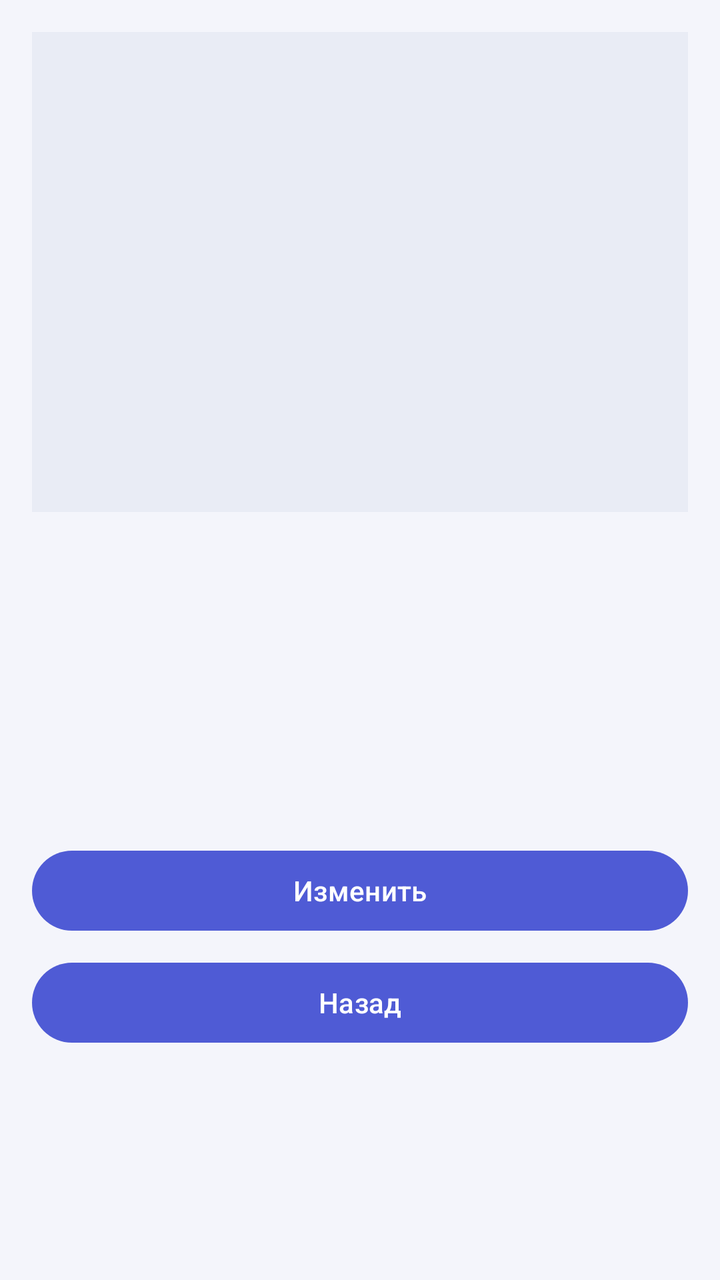
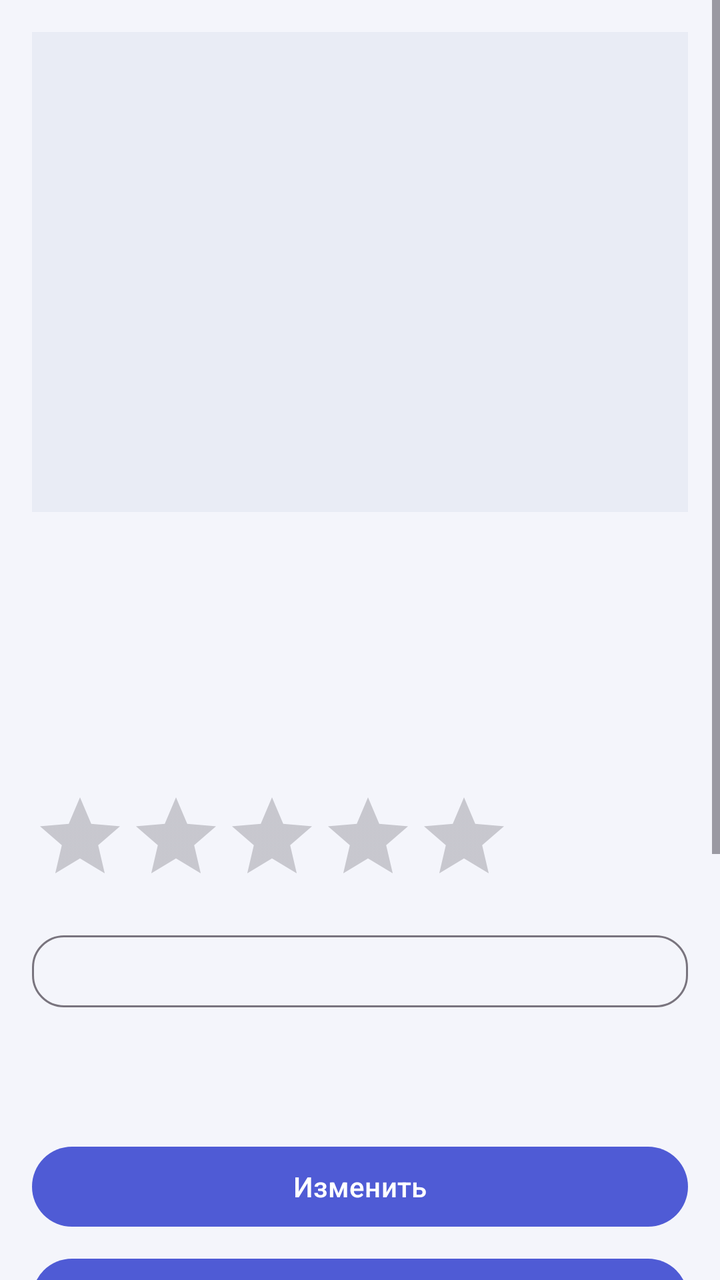

Two renders of the same Android screen: before a commit and after it. Below are the layout's source before the change and the commit's diff.
<!-- AndroidManifest.xml: application theme Theme.RecipesApp -->
<!-- res/layout/activity_recipe_detail.xml -->
<?xml version="1.0" encoding="utf-8"?>
<ScrollView
    xmlns:android="http://schemas.android.com/apk/res/android"
    android:layout_width="match_parent"
    android:layout_height="match_parent"
    android:fillViewport="true">

    <LinearLayout
        android:layout_width="match_parent"
        android:layout_height="wrap_content"
        android:orientation="vertical"
        android:padding="@dimen/spacing_large">

        
        <ImageView
            android:id="@+id/detailImage"
            android:layout_width="match_parent"
            android:layout_height="@dimen/image_detail_height"
            android:background="?attr/colorSurfaceVariant"
            android:scaleType="centerCrop" />

        <TextView
            android:id="@+id/detailTitle"
            android:layout_width="match_parent"
            android:layout_height="wrap_content"
            android:layout_marginTop="@dimen/spacing_large"
            android:textSize="@dimen/text_title_big"
            android:textStyle="bold" />

        <TextView
            android:id="@+id/detailCategory"
            android:layout_width="wrap_content"
            android:layout_height="wrap_content"
            android:layout_marginTop="@dimen/spacing_small"
            android:textSize="@dimen/text_body" />

        <TextView
            android:id="@+id/detailTime"
            android:layout_width="wrap_content"
            android:layout_height="wrap_content"
            android:layout_marginTop="@dimen/spacing_xsmall"
            android:textSize="@dimen/text_body" />

        
        <TextView
            android:id="@+id/detailDescription"
            android:layout_width="match_parent"
            android:layout_height="wrap_content"
            android:layout_marginTop="@dimen/spacing_large"
            android:textSize="@dimen/text_body" />

        <Button
            android:id="@+id/editButton"
            android:layout_width="match_parent"
            android:layout_height="wrap_content"
            android:layout_marginTop="@dimen/spacing_xxlarge"
            android:minHeight="@dimen/button_min_height"
            android:text="@string/edit_recipe" />

        <Button
            android:id="@+id/backButton"
            android:layout_width="match_parent"
            android:layout_height="wrap_content"
            android:layout_marginTop="@dimen/spacing_small"
            android:minHeight="@dimen/button_min_height"
            android:text="@string/back" />

    </LinearLayout>
</ScrollView>
<!-- resources referenced by this layout -->
<resources>
  <dimen name="button_min_height">48dp</dimen>
  <dimen name="image_detail_height">240dp</dimen>
  <dimen name="spacing_large">16dp</dimen>
  <dimen name="spacing_small">8dp</dimen>
  <dimen name="spacing_xsmall">4dp</dimen>
  <dimen name="spacing_xxlarge">24dp</dimen>
  <dimen name="text_body">16sp</dimen>
  <dimen name="text_title_big">24sp</dimen>
  <string name="back">Назад</string>
  <string name="edit_recipe">Изменить</string>
  <style name="Theme.RecipesApp" parent="Theme.Material3.Light.NoActionBar">
          <item name="colorPrimary">@color/primary</item>
          <item name="colorOnPrimary">@color/on_primary</item>
          <item name="colorSurface">@color/surface</item>
          <item name="colorOnSurface">@color/text_primary</item>
          <item name="colorSurfaceVariant">@color/surface_variant</item>
          <item name="colorOnSurfaceVariant">@color/text_secondary</item>
          <item name="colorSecondaryContainer">@color/primary_container</item>
          <item name="colorOnSecondaryContainer">@color/on_primary_container</item>
          <item name="colorOutlineVariant">@color/outline</item>
          <item name="colorError">@color/error</item>
          <item name="android:windowBackground">@color/background</item>
      </style>
  <color name="primary">#4F5BD5</color>
  <color name="on_primary">#FFFFFF</color>
  <color name="surface">#FFFFFF</color>
  <color name="text_primary">#161A2B</color>
  <color name="surface_variant">#E9ECF5</color>
  <color name="text_secondary">#5F6578</color>
  <color name="primary_container">#E1E4FF</color>
  <color name="on_primary_container">#2A3190</color>
  <color name="outline">#E2E6F0</color>
  <color name="error">#C62828</color>
  <color name="background">#F4F5FB</color>
</resources>

<!-- the commit's change to res/layout/activity_recipe_detail.xml (unified diff, before → after) -->
@@ -1,6 +1,7 @@
 <?xml version="1.0" encoding="utf-8"?>
 <ScrollView
     xmlns:android="http://schemas.android.com/apk/res/android"
+    xmlns:app="http://schemas.android.com/apk/res-auto"
     android:layout_width="match_parent"
     android:layout_height="match_parent"
     android:fillViewport="true">
@@ -41,7 +42,47 @@
             android:layout_marginTop="@dimen/spacing_xsmall"
             android:textSize="@dimen/text_body" />
 
+        <TextView
+            android:id="@+id/detailAuthor"
+            android:layout_width="wrap_content"
+            android:layout_height="wrap_content"
+            android:layout_marginTop="@dimen/spacing_xsmall"
+            android:textColor="?attr/colorOnSurfaceVariant"
+            android:textSize="@dimen/text_small" />
+
         
+        <LinearLayout
+            android:layout_width="match_parent"
+            android:layout_height="wrap_content"
+            android:layout_marginTop="@dimen/spacing_medium"
+            android:gravity="center_vertical"
+            android:orientation="horizontal">
+
+            <RatingBar
+                android:id="@+id/ratingBar"
+                android:layout_width="wrap_content"
+                android:layout_height="wrap_content"
+                android:numStars="5"
+                android:stepSize="1" />
+
+            <TextView
+                android:id="@+id/ratingSummary"
+                android:layout_width="wrap_content"
+                android:layout_height="wrap_content"
+                android:layout_marginStart="@dimen/spacing_small"
+                android:textSize="@dimen/text_small" />
+        </LinearLayout>
+
+        
+        <com.google.android.material.button.MaterialButton
+            android:id="@+id/favoriteButton"
+            style="@style/Widget.Material3.Button.OutlinedButton"
+            android:layout_width="match_parent"
+            android:layout_height="wrap_content"
+            android:layout_marginTop="@dimen/spacing_medium"
+            android:minHeight="@dimen/button_min_height_sm"
+            app:cornerRadius="@dimen/card_corner_radius" />
+
         <TextView
             android:id="@+id/detailDescription"
             android:layout_width="match_parent"
@@ -65,5 +106,63 @@
             android:minHeight="@dimen/button_min_height"
             android:text="@string/back" />
 
+        
+        <TextView
+            android:layout_width="wrap_content"
+            android:layout_height="wrap_content"
+            android:layout_marginTop="@dimen/spacing_xxlarge"
+            android:text="@string/comments_title"
+            android:textSize="@dimen/text_subtitle"
+            android:textStyle="bold" />
+
+        <LinearLayout
+            android:id="@+id/commentsContainer"
+            android:layout_width="match_parent"
+            android:layout_height="wrap_content"
+            android:layout_marginTop="@dimen/spacing_small"
+            android:orientation="vertical" />
+
+        <EditText
+            android:id="@+id/commentInput"
+            android:layout_width="match_parent"
+            android:layout_height="wrap_content"
+            android:layout_marginTop="@dimen/spacing_medium"
+            android:hint="@string/comment_hint"
+            android:inputType="textMultiLine"
+            android:autofillHints="none" />
+
+        <Button
+            android:id="@+id/sendCommentButton"
+            android:layout_width="match_parent"
+            android:layout_height="wrap_content"
+            android:layout_marginTop="@dimen/spacing_small"
+            android:minHeight="@dimen/button_min_height"
+            android:text="@string/send_comment" />
+
+        
+        <TextView
+            android:layout_width="wrap_content"
+            android:layout_height="wrap_content"
+            android:layout_marginTop="@dimen/spacing_xxlarge"
+            android:text="@string/recommend_title"
+            android:textSize="@dimen/text_subtitle"
+            android:textStyle="bold" />
+
+        <Button
+            android:id="@+id/refreshRecommendButton"
+            style="@style/Widget.Material3.Button.TextButton"
+            android:layout_width="wrap_content"
+            android:layout_height="wrap_content"
+            android:layout_marginTop="@dimen/spacing_xsmall"
+            android:minHeight="@dimen/button_min_height_sm"
+            android:text="@string/recommend_refresh" />
+
+        <LinearLayout
+            android:id="@+id/recommendContainer"
+            android:layout_width="match_parent"
+            android:layout_height="wrap_content"
+            android:layout_marginTop="@dimen/spacing_small"
+            android:orientation="vertical" />
+
     </LinearLayout>
 </ScrollView>
<!-- resource entries referenced after the edit -->
@@ -1,15 +1,25 @@
 <!-- resources referenced by this layout -->
 <resources>
   <dimen name="button_min_height">48dp</dimen>
+  <dimen name="button_min_height_sm">44dp</dimen>
+  <dimen name="card_corner_radius">16dp</dimen>
   <dimen name="image_detail_height">240dp</dimen>
   <dimen name="spacing_large">16dp</dimen>
+  <dimen name="spacing_medium">12dp</dimen>
   <dimen name="spacing_small">8dp</dimen>
   <dimen name="spacing_xsmall">4dp</dimen>
   <dimen name="spacing_xxlarge">24dp</dimen>
   <dimen name="text_body">16sp</dimen>
+  <dimen name="text_small">14sp</dimen>
+  <dimen name="text_subtitle">18sp</dimen>
   <dimen name="text_title_big">24sp</dimen>
   <string name="back">Назад</string>
+  <string name="comment_hint">Напишите комментарий</string>
+  <string name="comments_title">Комментарии</string>
   <string name="edit_recipe">Изменить</string>
+  <string name="recommend_refresh">Обновить подборку</string>
+  <string name="recommend_title">Вам может понравиться</string>
+  <string name="send_comment">Отправить</string>
   <style name="Theme.RecipesApp" parent="Theme.Material3.Light.NoActionBar">
           <item name="colorPrimary">@color/primary</item>
           <item name="colorOnPrimary">@color/on_primary</item>
